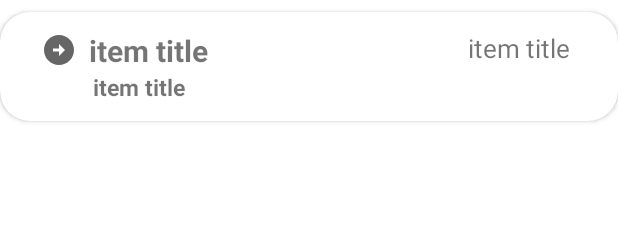
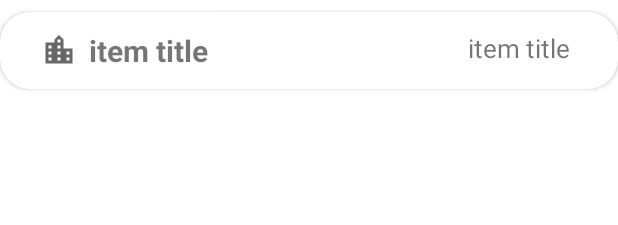
Before and after one commit to DevinMunasinghe/fuelBuddy-frontend, an Android app: the layout station_owner_row_data.xml on its own in the app's theme, with its tools: preview values and no code run, on a phone screen of 412 x 824 dp. Shown: the top 225 px of the screen. Run offline under Robolectric (Android 15) with nearby library versions, the phone set to English and light mode, and no system bars.

Commit message:
design-update

```diff
--- /dev/null
+++ b/app/src/main/res/drawable/ic_baseline_location_city_24.xml
@@ -0,0 +1,10 @@
+<vector xmlns:android="http://schemas.android.com/apk/res/android"
+    android:width="24dp"
+    android:height="24dp"
+    android:viewportWidth="24"
+    android:viewportHeight="24"
+    android:tint="?attr/colorControlNormal">
+  <path
+      android:fillColor="@android:color/white"
+      android:pathData="M15,11L15,5l-3,-3 -3,3v2L3,7v14h18L21,11h-6zM7,19L5,19v-2h2v2zM7,15L5,15v-2h2v2zM7,11L5,11L5,9h2v2zM13,19h-2v-2h2v2zM13,15h-2v-2h2v2zM13,11h-2L11,9h2v2zM13,7h-2L11,5h2v2zM19,19h-2v-2h2v2zM19,15h-2v-2h2v2z"/>
+</vector>
--- a/app/src/main/res/layout/activity_owner_station_list.xml
+++ b/app/src/main/res/layout/activity_owner_station_list.xml
@@ -55,7 +55,7 @@
         />
     <TextView
         android:id="@+id/profileOwnerphoneLabel"
-        android:layout_width="80dp"
+        android:layout_width="100dp"
         android:layout_height="wrap_content"
         android:text="Contact : "
         android:layout_below="@id/profileOwnerNameLabel"
@@ -74,7 +74,7 @@
         android:textSize="20sp"
         android:textStyle="bold"
         android:layout_marginTop="2dp"
-        android:layout_marginLeft="110dp"
+        android:layout_marginLeft="120dp"
         android:textColor="@color/navy_clue"
         />
     <TextView
@@ -87,6 +87,7 @@
         android:layout_marginTop="10dp"
         android:layout_marginLeft="30dp"
         android:textColor="@color/navy_clue"
+        android:textStyle="italic"
         />
 
     <ListView
--- a/app/src/main/res/layout/activity_station_owner_registration.xml
+++ b/app/src/main/res/layout/activity_station_owner_registration.xml
@@ -9,13 +9,7 @@
     android:orientation="vertical"
     android:gravity="center"
     android:background="@drawable/ownernew">
-    <ScrollView
-        android:layout_width="match_parent"
-        android:layout_height="match_parent"
-        app:layout_constraintBottom_toBottomOf="parent"
-        app:layout_constraintEnd_toEndOf="parent"
-        app:layout_constraintStart_toStartOf="parent"
-        app:layout_constraintTop_toTopOf="parent">
+
 
 <!--        <LinearLayout-->
 <!--            android:layout_width="match_parent"-->
@@ -32,12 +26,20 @@
         app:cardElevation="20dp"
         android:background="@drawable/custom_edittext">
 
+        <ScrollView
+            android:layout_width="match_parent"
+            android:layout_height="match_parent"
+            app:layout_constraintBottom_toBottomOf="parent"
+            app:layout_constraintEnd_toEndOf="parent"
+            app:layout_constraintStart_toStartOf="parent"
+            app:layout_constraintTop_toTopOf="parent">
         <LinearLayout
             android:layout_width="match_parent"
             android:layout_height="match_parent"
             android:layout_gravity="center_horizontal"
             android:orientation="vertical"
             android:padding="24dp">
+
             <TextView
                 android:id="@+id/fuelStationRegLabel"
                 android:layout_width="match_parent"
@@ -151,8 +153,9 @@
                 app:cornerRadius = "20dp"
                 />
         </LinearLayout>
+        </ScrollView>
     </androidx.cardview.widget.CardView>
 <!--        </LinearLayout>-->
-    </ScrollView>
+
 
 </LinearLayout>
--- a/app/src/main/res/layout/station_owner_row_data.xml
+++ b/app/src/main/res/layout/station_owner_row_data.xml
@@ -28,23 +28,8 @@
                 android:text="item title"
                 android:textSize="20dp"
                 android:textStyle="bold"
-                android:drawableLeft="@drawable/ic_baseline_arrow_circle_right_24"
+                android:drawableLeft="@drawable/ic_baseline_location_city_24"
                 android:drawablePadding="8dp"
-                >
-
-            </TextView>
-            <TextView
-                android:id="@+id/addressValueProfile"
-                android:layout_width="wrap_content"
-                android:layout_height="wrap_content"
-                android:layout_marginStart="50dp"
-                android:ellipsize="end"
-                android:lines="1"
-                android:text="item title"
-                android:textSize="15dp"
-                android:textStyle="bold"
-                android:layout_below="@id/stationNameProfile"
-
                 >
 
             </TextView>
```
